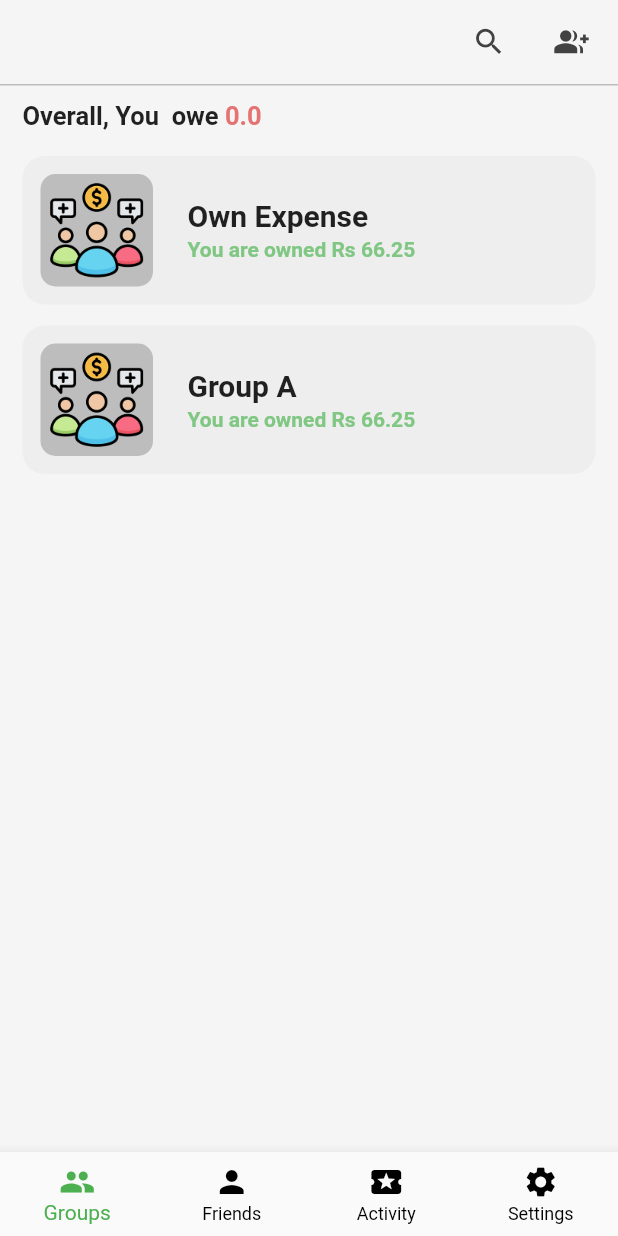
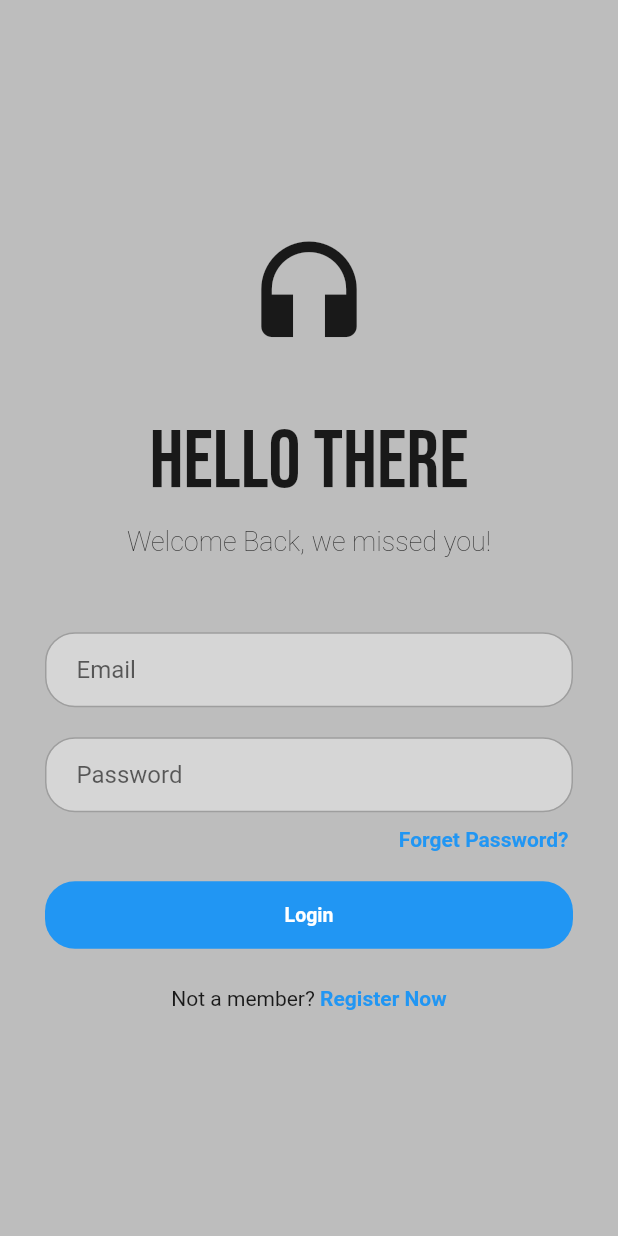
Before and after one commit to itkum101/splitMoney, a Flutter app: the screen it shows after launch, on a phone screen of 412 x 824 dp. Run offline on Flutter 3.47's test engine with Material 2 defaults, Android fonts, the phone set to English and light mode, and no system bars; our stand-ins replace contacts_service, firebase_auth, firebase_core, google_fonts, image_cropper, image_picker and 1 more; missing offline and left inert: launch_review; accounts and stored records are empty.

Commit message:
firebase_login_signup_added

```diff
--- /dev/null
+++ b/lib/auth/auth_page.dart
@@ -0,0 +1,28 @@
+import 'package:firebase_auth/firebase_auth.dart';
+import 'package:flutter/material.dart';
+import 'package:splitmoney/auth/toggle_page.dart';
+import 'package:splitmoney/routes/main_screen.dart';
+
+
+class AuthPage extends StatelessWidget {
+  const AuthPage({Key? key}) : super(key: key);
+
+  @override
+  Widget build(BuildContext context) {
+    return Scaffold(
+        body: StreamBuilder<User?>(
+            //streambuilder with checking of non null user is necessary
+            stream: FirebaseAuth.instance
+                .authStateChanges(), // stream of firebase.instance iistens ofr any auth changes
+            builder: (context, snapshot) {
+              //now in the builder , the snapshot gives the information for user
+              if (snapshot.hasData) {
+                //if snapshot has data then homepage is returned
+                return const MyApp();
+              } else {
+                //else login page is returned
+                return const TogglePage();
+              }
+            }));
+  }
+}
--- /dev/null
+++ b/lib/auth/login_page.dart
@@ -0,0 +1,229 @@
+import 'package:firebase_auth/firebase_auth.dart';
+import 'package:flutter/cupertino.dart';
+import 'package:flutter/material.dart';
+import 'package:google_fonts/google_fonts.dart';
+import 'package:splitmoney/auth/forgot_pass.dart';
+import 'package:splitmoney/widgets/alert_dialog_box.dart';
+
+//shoukd be stateful widget
+class LoginPage extends StatefulWidget {
+  final VoidCallback
+      showRegisterPage; // method that we are giving to gesturedetector
+  const LoginPage({Key? key, required this.showRegisterPage})
+      : super(
+            key:
+                key); // here after key"," comma is added and required this.showregisterpage is dded"
+
+  @override
+  State<LoginPage> createState() => _LoginPageState();
+}
+
+class _LoginPageState extends State<LoginPage> {
+  final _emailController =
+      TextEditingController(); //controllers for the textfields
+  final _passwordController = TextEditingController();
+
+  Future logIn() async {
+    // creation of logIn method
+    try {
+      await FirebaseAuth.instance.signInWithEmailAndPassword(
+          email: _emailController.text.trim(),
+          password: _passwordController.text.trim());
+    } on FirebaseAuthException catch (e) {
+      print(e);
+      showDialog(
+          context: context,
+          builder: (context) {
+            return AlertDialogBox(alertText: e.message.toString());
+          });
+    }
+  }
+
+  @override
+  void dispose() {
+    _emailController.dispose(); // to dispose and free the momory(good practice)
+    _passwordController.dispose();
+    super.dispose();
+  }
+
+  @override
+  Widget build(BuildContext context) {
+    return Scaffold(
+      backgroundColor: Colors.grey[400],
+      body: Center(
+        //cloumn wrapped with center widget
+        child: SingleChildScrollView(
+          child: Column(
+            mainAxisAlignment:
+                MainAxisAlignment.center, //to align column in center vertically
+            children: [
+              //icon
+              const Icon(
+                Icons.headphones,
+                size: 85,
+              ),
+              const SizedBox(
+                height: 40,
+              ),
+              //welcome text
+              Text(
+                "Hello There",
+                style: GoogleFonts.bebasNeue(
+                  fontSize: 54,
+                ),
+              ),
+              const SizedBox(
+                height: 10,
+              ),
+              const Text(
+                "Welcome Back, we missed you!",
+                style: TextStyle(
+                  fontSize: 18,
+                  fontWeight: FontWeight.w100,
+                ),
+              ),
+              const SizedBox(
+                height: 50,
+              ),
+              //email textfield
+              Padding(
+                //container wrapped with padding
+                padding: const EdgeInsets.symmetric(
+                    horizontal: 30.0), //gives horizontal padding of 30px
+                child: Container(
+                  //textfield wrapped with container
+                  decoration: BoxDecoration(
+                    color: Colors.grey[350],
+                    border: Border.all(color: Colors.grey),
+                    borderRadius: BorderRadius.circular(20),
+                  ),
+                  child: Padding(
+                    //textfield also wrapped with padding
+                    padding: const EdgeInsets.only(left: 20),
+                    child: TextField(
+                      //textfield for email
+
+                      controller: _emailController, //controller linked
+                      decoration: const InputDecoration(
+                        border: InputBorder.none,
+                        hintText: "Email",
+                      ),
+                    ),
+                  ),
+                ),
+              ),
+              const SizedBox(
+                height: 20,
+              ),
+              //password textfield
+              Padding(
+                //container wrapped with padding
+                padding: const EdgeInsets.symmetric(
+                    horizontal: 30.0), //gives horizontal padding of 30px
+                child: Container(
+                  //textfield wrapped with container
+                  decoration: BoxDecoration(
+                    color: Colors.grey[350],
+                    border: Border.all(color: Colors.grey),
+                    borderRadius: BorderRadius.circular(20),
+                  ),
+                  child: Padding(
+                    //textfield also wrapped with padding
+                    padding: const EdgeInsets.only(left: 20, right: 20),
+                    child: TextField(
+                      controller: _passwordController, //controller linked
+                      obscureText: true,
+                      //textfield for password
+
+                      decoration: const InputDecoration(
+                        border: InputBorder.none,
+                        hintText: "Password",
+                      ),
+                    ),
+                  ),
+                ),
+              ),
+              const SizedBox(
+                height: 10,
+              ),
+
+              //forgot password
+              Padding(
+                padding: const EdgeInsets.symmetric(horizontal: 33),
+                child: Row(
+                  //wrapping with row makes it left aligned
+                  mainAxisAlignment: MainAxisAlignment.end,
+                  children: [
+                    GestureDetector(
+                        onTap: () {
+                          Navigator.push(context,
+                              MaterialPageRoute(builder: ((context) {
+                            return const ForgotPass();
+                          })));
+                        },
+                        child: const Text(
+                          "Forget Password?",
+                          style: TextStyle(
+                              color: Colors.blue, fontWeight: FontWeight.bold),
+                        )),
+                  ],
+                ),
+              ),
+              const SizedBox(
+                height: 20,
+              ),
+              //button
+
+              Padding(
+                //outside padding of container
+                padding: const EdgeInsets.symmetric(horizontal: 30.0),
+                child: GestureDetector(
+                  onTap:
+                      logIn, //ontap function maa logIn vanni method call huncha mathi tyo method created ni cha
+                  child: Container(
+                    padding:
+                        const EdgeInsets.all(15), //inside padding of container
+                    decoration: BoxDecoration(
+                      color: Colors.blue,
+                      borderRadius: BorderRadius.circular(20),
+                    ),
+                    child: const Center(
+                        child: Text(
+                      "Login",
+                      style: TextStyle(
+                        color: Colors.white,
+                        fontWeight: FontWeight.bold,
+                        fontSize: 13,
+                      ),
+                    )),
+                  ),
+                ),
+              ),
+              const SizedBox(
+                height: 25,
+              ),
+
+              //bottom text
+              Row(
+                mainAxisAlignment: MainAxisAlignment
+                    .center, // to center align the row in center horizontally
+                children: [
+                  const Text("Not a member?"),
+                  GestureDetector(
+                    // text where we want to add functionality when click, we wrat it with gesturedetector widget
+                    onTap: widget.showRegisterPage,
+                    child: const Text(
+                      " Register Now",
+                      style: TextStyle(
+                          fontWeight: FontWeight.bold, color: Colors.blue),
+                    ),
+                  ),
+                ],
+              ),
+            ],
+          ),
+        ),
+      ),
+    );
+  }
+}
--- /dev/null
+++ b/lib/auth/toggle_page.dart
@@ -0,0 +1,30 @@
+import 'package:flutter/material.dart';
+import 'package:splitmoney/auth/login_page.dart';
+import 'package:splitmoney/auth/register_page.dart';
+
+
+class TogglePage extends StatefulWidget {
+  const TogglePage({Key? key}) : super(key: key);
+
+  @override
+  State<TogglePage> createState() => _TogglePageState();
+}
+
+class _TogglePageState extends State<TogglePage> {
+  bool showLogin = true;
+  void toggleScreens() {
+    // a method to toggle screens
+    setState(() {
+      showLogin = !showLogin; // reversing
+    });
+  }
+
+  @override
+  Widget build(BuildContext context) {
+    if (showLogin) {
+      return LoginPage(showRegisterPage: toggleScreens);
+    } else {
+      return RegisterPage(showLoginPage: toggleScreens);
+    }
+  }
+}
--- a/lib/data/setting_data.dart
+++ b/lib/data/setting_data.dart
@@ -1,3 +1,4 @@
+import 'package:firebase_auth/firebase_auth.dart';
 import 'package:flutter/material.dart';
 import 'package:launch_review/launch_review.dart';
 
@@ -83,5 +84,10 @@ List<SettingsList> settingslist = [
       style: TextStyle(
           fontSize: 16, color: Colors.green, fontWeight: FontWeight.w500),
     ),
+    onSettingsTap: (){
+
+          FirebaseAuth.instance.signOut();
+
+    }
   )
 ];
--- a/lib/widgets/alert_dialog_box.dart
+++ b/lib/widgets/alert_dialog_box.dart
@@ -3,7 +3,7 @@ import 'package:flutter/material.dart';
 class AlertDialogBox extends StatelessWidget {
   List<Widget>? actions;
   final String alertText;
-   AlertDialogBox({super.key, required this.alertText, this.actions});
+  AlertDialogBox({super.key, required this.alertText, this.actions});
 
   @override
   Widget build(BuildContext context) {
@@ -19,7 +19,7 @@ class AlertDialogBox extends StatelessWidget {
       content: Text(
         alertText,
         style: TextStyle(
-            color: Colors.grey[700], fontSize: 16, fontWeight: FontWeight.w400),
+            color: Colors.grey[800], fontSize: 15, fontWeight: FontWeight.w500),
       ),
       actions: actions,
     );
--- a/pubspec.yaml
+++ b/pubspec.yaml
@@ -40,6 +40,9 @@ dependencies:
   permission_handler:
   image_cropper:
   launch_review:
+  firebase_core: ^2.1.1
+  firebase_auth: ^4.1.0
+  google_fonts:
 
 dev_dependencies:
   # The "flutter_lints" package below contains a set of recommended lints to
```
Also changed, not shown: lib/auth/forgot_pass.dart (added, +123 -0 lines), lib/auth/register_page.dart (added, +256 -0 lines), lib/main.dart (+10 -3 lines), lib/routes/Settings/settings_page_profile_display.dart (+15 -5 lines), lib/firebase_options.dart (added), pubspec.lock, 4 other files.
